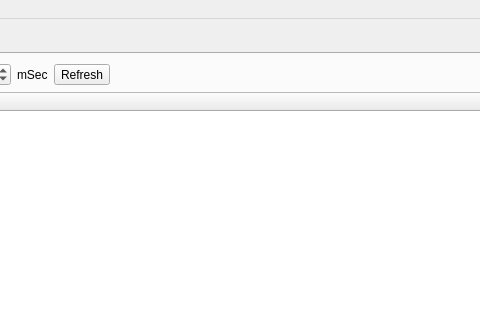
This is src/mainwindow.ui in OpenDAX/qDAX as Qt 5 draws it before an edit; both pictures show x 198 to 678 and y 0 to 320 of the 801 by 620 pixel window. The edited form follows.
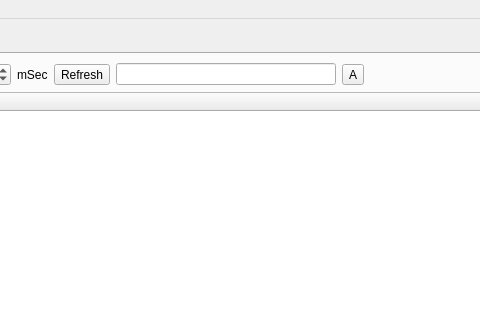
This is the edited form.

Commit message: Add ability to write tags from the tree view

```diff
--- a/src/mainwindow.ui
+++ b/src/mainwindow.ui
@@ -80,6 +80,16 @@
             </property>
            </widget>
           </item>
+          <item>
+           <widget class="QLineEdit" name="lineEditTree"/>
+          </item>
+          <item>
+           <widget class="QToolButton" name="toolButtonAccept">
+            <property name="text">
+             <string>A</string>
+            </property>
+           </widget>
+          </item>
           <item>
            <spacer name="horizontalSpacer">
             <property name="orientation">
```
Left out of the diff: 8 changed lines with no effect on the pictures. The commit also changes 7 other files.
